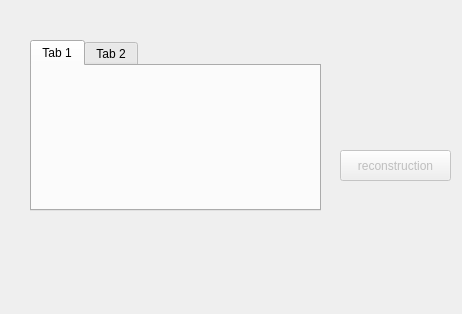
Old version of the form src/centralwidget.ui in the repository xuli2020sj/GDS9.
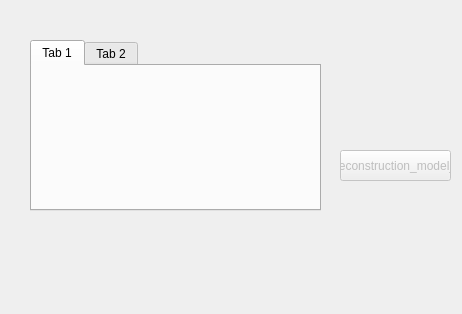
New version of the form.

```diff
--- a/src/centralwidget.ui
+++ b/src/centralwidget.ui
@@ -49,7 +49,7 @@
     </rect>
    </property>
    <property name="text">
-    <string>reconstruction</string>
+    <string>reconstruction_model_</string>
    </property>
    <property name="default">
     <bool>false</bool>
```
